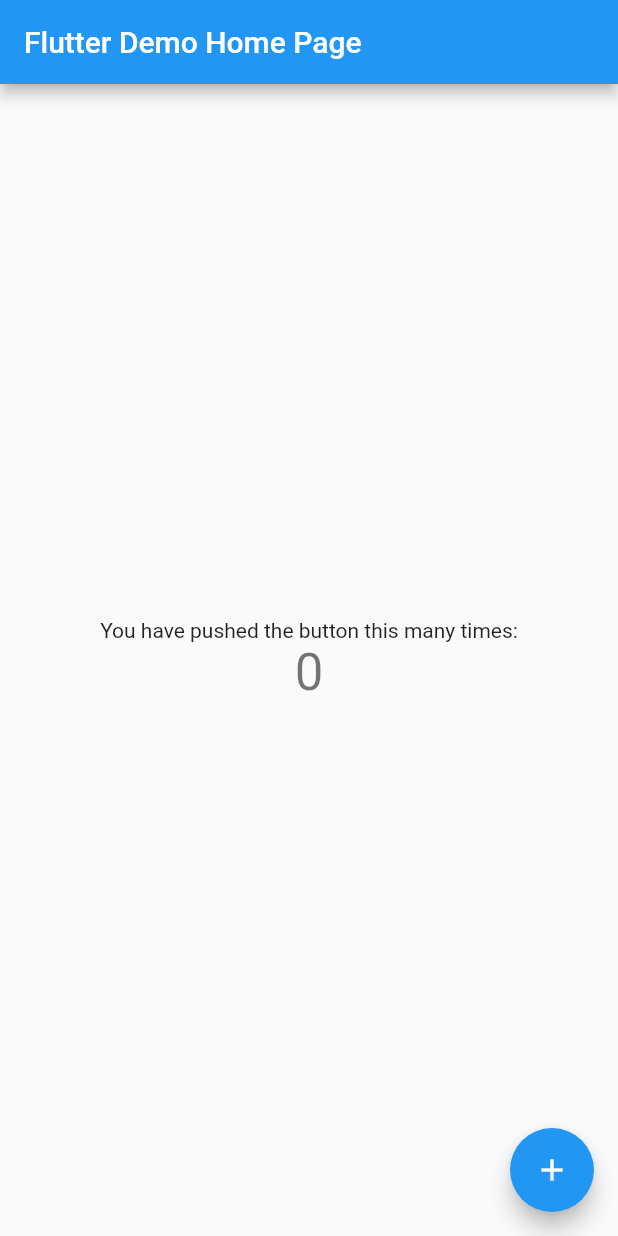
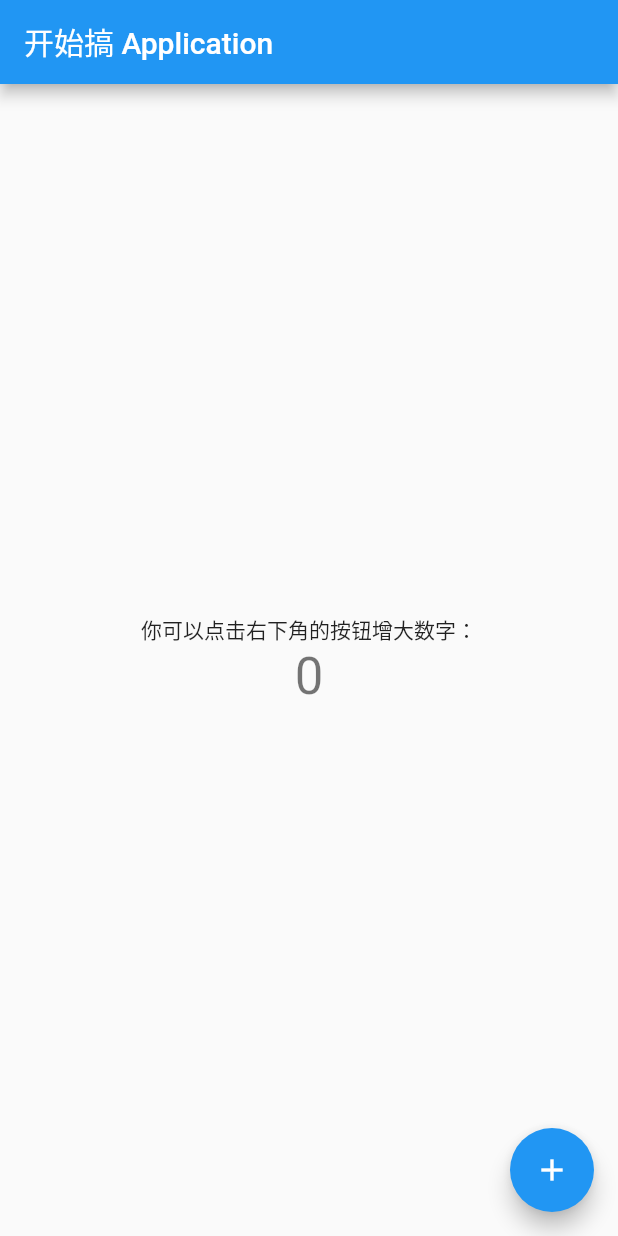
Before and after one commit to hertzZhang/app, a Flutter app: the screen it shows after launch, on a phone screen of 412 x 824 dp. Run offline on Flutter 3.47's test engine with Material 2 defaults, Android fonts, the phone set to English and light mode, and no system bars.

Commit message:
feat(main.dart): 修改项目文字，熟悉熟悉。

```diff
--- a/lib/main.dart
+++ b/lib/main.dart
@@ -20,7 +20,7 @@ class MyApp extends StatelessWidget {
         // is not restarted.
         primarySwatch: Colors.blue,
       ),
-      home: MyHomePage(title: 'Flutter Demo Home Page'),
+      home: MyHomePage(title: '开始搞 Application'),
     );
   }
 }
@@ -92,7 +92,7 @@ class _MyHomePageState extends State<MyHomePage> {
           mainAxisAlignment: MainAxisAlignment.center,
           children: <Widget>[
             Text(
-              'You have pushed the button this many times:',
+              '你可以点击右下角的按钮增大数字：',
             ),
             Text(
               '$_counter',
```
Also changed, not shown: pubspec.lock.
